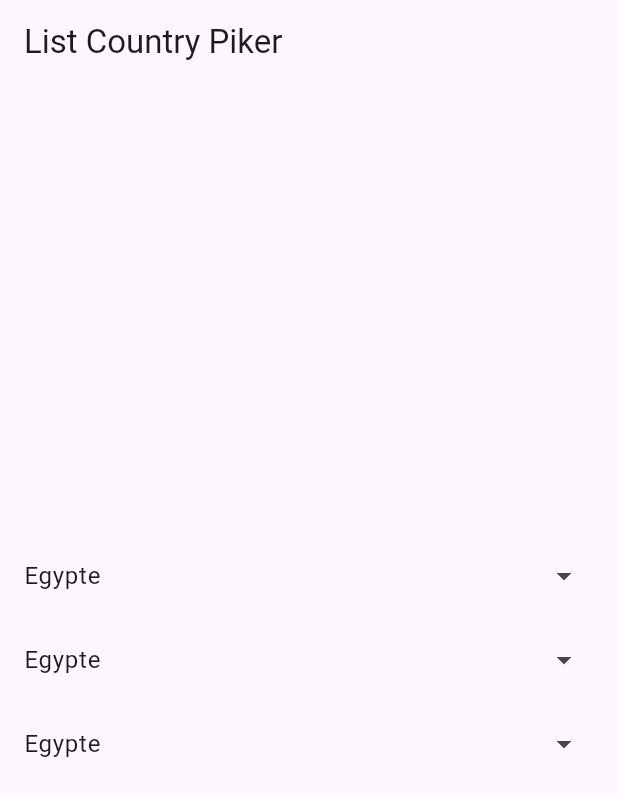
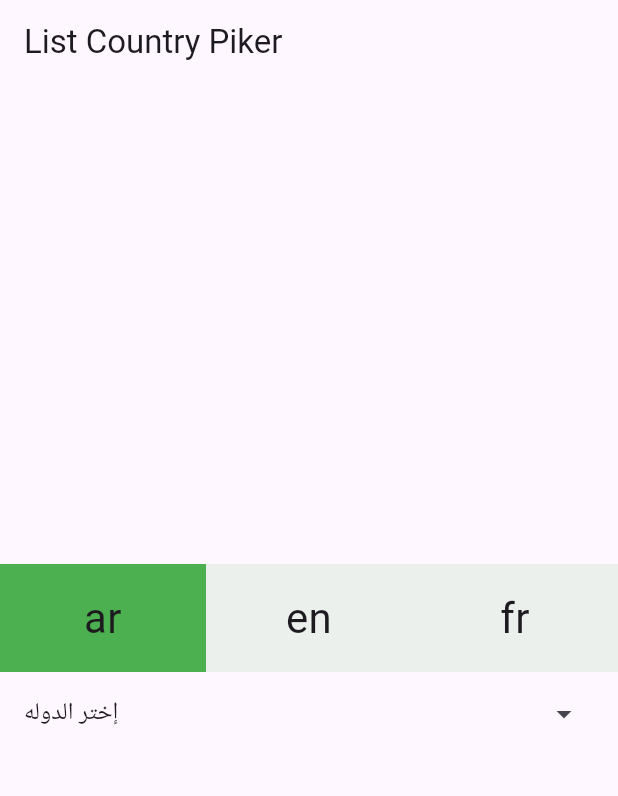
Before and after one commit to MohamedAbd0/list_country_picker, a Flutter app: the screen it shows after launch, on a phone screen of 412 x 824 dp. Shown: the top 796 px of the screen. Run offline on Flutter 3.47's test engine with Material 3 defaults, Android fonts, the phone set to English and light mode, and no system bars.

Commit message:
flutter upgrade

```diff
--- a/example/lib/main.dart
+++ b/example/lib/main.dart
@@ -31,6 +31,8 @@ class MyHomePage extends StatefulWidget {
 class _MyHomePageState extends State<MyHomePage> {
   Country? _country;
 
+  String selectedLang = 'ar';
+
   @override
   Widget build(BuildContext context) {
     return Scaffold(
@@ -41,12 +43,38 @@ class _MyHomePageState extends State<MyHomePage> {
         child: Column(
           mainAxisSize: MainAxisSize.min,
           children: [
+            Row(
+              children: ['ar', 'en', 'fr']
+                  .map((e) => Expanded(
+                          child: GestureDetector(
+                        onTap: () {
+                          selectedLang = e;
+                          _country = null;
+                          setState(() {});
+                        },
+                        child: Container(
+                          padding: const EdgeInsets.all(16),
+                          decoration: BoxDecoration(
+                            color: selectedLang == e
+                                ? Colors.green
+                                : Colors.green.withOpacity(0.1),
+                          ),
+                          child: Text(
+                            e.toString(),
+                            textScaleFactor: 2,
+                            textAlign: TextAlign.center,
+                          ),
+                        ),
+                      )))
+                  .toList(),
+            ),
+
             // Arabic
-
+            if (selectedLang == 'ar')
               ListTile(
                 title: Text(_country?.name ?? 'إختر الدوله'),
                 trailing: ListCountryPiker(
-                initialCountryCode: "20",
+                  //initialCountryCode: "20",
                   dialogTitle: 'إختر الدوله',
                   locale: const Locale('ar'),
                   onCountryChanged: (value) {
@@ -59,11 +87,12 @@ class _MyHomePageState extends State<MyHomePage> {
                 ),
               ),
 
-
             //English
+            if (selectedLang == 'en')
               ListTile(
                 title: Text(_country?.name ?? 'Select country'),
                 trailing: ListCountryPiker(
+                  locale: const Locale('en'),
                   onCountryChanged: (value) {
                     setState(() {
                       _country = value;
@@ -74,6 +103,7 @@ class _MyHomePageState extends State<MyHomePage> {
               ),
 
             // French
+            if (selectedLang == 'fr')
               ListTile(
                 title: Text(_country?.name ?? 'Choisissez un pays'),
                 trailing: ListCountryPiker(
@@ -87,7 +117,6 @@ class _MyHomePageState extends State<MyHomePage> {
                   child: const Icon(Icons.arrow_drop_down),
                 ),
               ),
-
           ],
         ),
       ),
--- a/example/pubspec.yaml
+++ b/example/pubspec.yaml
@@ -19,7 +19,7 @@ publish_to: 'none' # Remove this line if you wish to publish to pub.dev
 version: 1.0.0+1
 
 environment:
-  sdk: '>=2.19.6 <3.0.0'
+  sdk: ">=3.1.3 <4.0.0"
 
 # Dependencies specify other packages that your package needs in order to work.
 # To automatically upgrade your package dependencies to the latest versions
--- /dev/null
+++ b/lib/constants/export.dart
@@ -0,0 +1 @@
+export 'lang/export.dart';
--- /dev/null
+++ b/lib/constants/lang/export.dart
@@ -0,0 +1,3 @@
+export 'ar.dart';
+export 'en.dart';
+export 'fr.dart';
--- /dev/null
+++ b/lib/dialog/export.dart
@@ -0,0 +1 @@
+export 'country_picker_dialog.dart';
--- /dev/null
+++ b/lib/helper/export.dart
@@ -0,0 +1,3 @@
+export 'extensions/export.dart';
+export 'countries.dart';
+export 'helpers.dart';
--- /dev/null
+++ b/lib/helper/extensions/export.dart
@@ -0,0 +1 @@
+export 'string.dart';
```
Also changed, not shown: lib/list_country_picker.dart (+12 -22 lines), pubspec.yaml (+4 -4 lines), example/pubspec.lock, 4 other files. Lines whose indentation alone changed are shown as unchanged.
